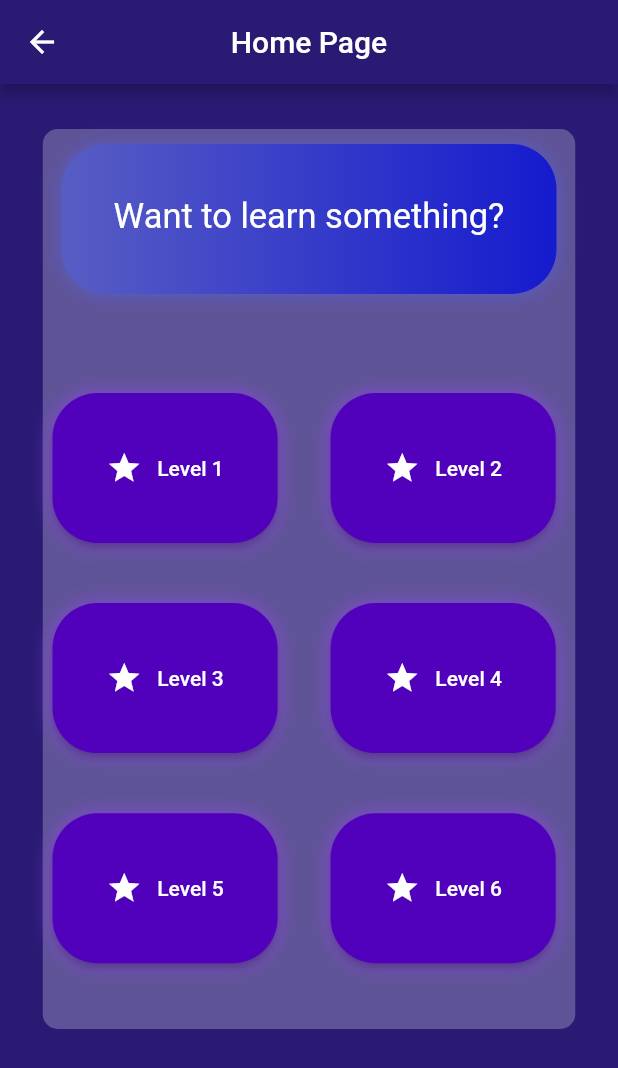
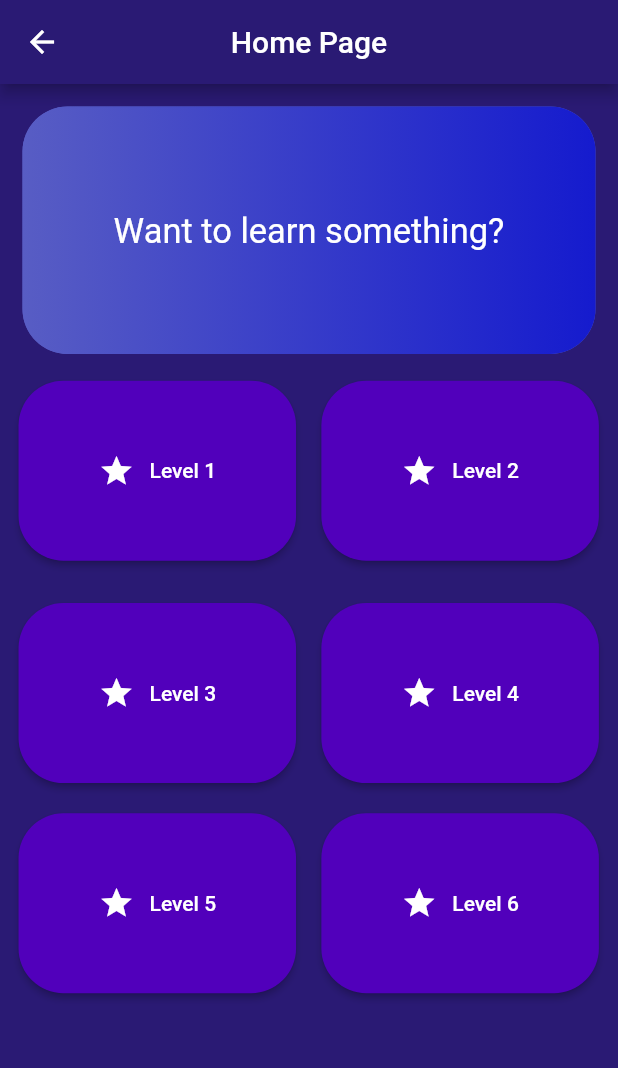
Before and after one commit to dr-programmer/HackTues8---TE-AM-new, a Flutter app: the myHomePage screen opened directly, on a phone screen of 412 x 824 dp. Shown: the top 1068 px of the screen. Run offline on Flutter 3.47's test engine with Material 2 defaults, Android fonts, the light colour scheme and no system bars; drawn by our look-alikes of flutter_bounceable; our stand-ins replace cloud_firestore, dismissible_page, firebase_auth, firebase_core; missing offline and left inert: circular_reveal_animation, page_flip_builder; accounts and stored records are empty.

Commit message:
Changes for the video.

```diff
--- a/sirius/lib/Widgets.dart/Widgets.dart
+++ b/sirius/lib/Widgets.dart/Widgets.dart
@@ -25,13 +25,6 @@ class HPButtons extends StatelessWidget {
             child: Container(
               decoration: BoxDecoration(
                 borderRadius: BorderRadius.circular(30),
-                boxShadow: const [
-                  BoxShadow(
-                    color: Color.fromARGB(255, 138, 75, 221),
-                    offset: Offset(0.0, 1.0), //(x,y)
-                    blurRadius: 10.0,
-                  ),
-                ],
               ),
               child: RaisedButton(
                 onPressed: onPressed,
--- a/sirius/lib/screens/homepage.dart
+++ b/sirius/lib/screens/homepage.dart
@@ -25,6 +25,8 @@ class _myHomePageState extends State<myHomePage> {
 
   @override
   Widget build(BuildContext context) {
+    double hmywidth = MediaQuery.of(context).size.width;
+    double hmyheight = MediaQuery.of(context).size.height;
     return GestureDetector(
       onHorizontalDragUpdate: ((details) {
         if (details.delta.dx < 0) {
@@ -48,61 +50,19 @@ class _myHomePageState extends State<myHomePage> {
                     Container(
                       color: Color.fromARGB(255, 42, 26, 116),
                     ),
-                    Center(
-                      child: Column(
-                        children: [
-                          const SizedBox(
-                            height: 30,
-                          ),
-                          Container(
-                            decoration: BoxDecoration(
-                              borderRadius: BorderRadius.circular(10),
-                              color: Colors.white.withOpacity(0.25),
-                            ),
-                            height: 600,
-                            width: 355,
-                            child: Column(
-                              children: const [
-                                SizedBox(
-                                  height: 150,
-                                ),
-                                /*
-                                Container(
-                                  height: 400,
-                                  width: 340,
-                                  decoration: BoxDecoration(
-                                      borderRadius: BorderRadius.circular(10),
-                                      gradient: LinearGradient(
-                                          begin: Alignment.topCenter,
-                                          end: Alignment.bottomCenter,
-                                          colors: [
-                                            Color.fromARGB(255, 144, 202, 250)
-                                                .withOpacity(0.8),
-                                            Color.fromARGB(255, 112, 114, 190)
-                                                .withOpacity(0.8),
-                                          ])),
-                                ),
-                                */
-                              ],
-                            ),
-                          ),
-                        ],
-                      ),
-                    ),
                   ],
                 ),
                 Center(
                   child: Column(
                     children: [
-                      const SizedBox(
-                        height: 40,
-                      ),
                       Bounceable(
                         onTap: () {
                           setState(() {
                             selected = !selected;
                           });
                         },
+                        child: Padding(
+                          padding: const EdgeInsets.all(15.0),
                           child: Container(
                             decoration: BoxDecoration(
                               gradient: const LinearGradient(
@@ -117,24 +77,22 @@ class _myHomePageState extends State<myHomePage> {
                               boxShadow: const [
                                 BoxShadow(
                                   color: Color.fromARGB(255, 88, 93, 196),
-                                offset: Offset(0.0, 1.0), //(x,y)
-                                blurRadius: 10.0,
                                 ),
                               ],
                             ),
                             child: SizedBox(
-                            height: 100,
-                            width: 330,
+                              height: 165,
+                              width: 390,
                               child: Column(
                                 children: const [
-                                SizedBox(
-                                  height: 35,
-                                ),
-                                Text(
+                                  Padding(
+                                    padding: EdgeInsets.fromLTRB(0, 70, 0, 10),
+                                    child: Text(
                                       "Want to learn something?",
                                       style: TextStyle(
                                         color: Colors.white,
                                         fontSize: 23,
+                                      ),
                                     ),
                                   ),
                                 ],
@@ -142,15 +100,16 @@ class _myHomePageState extends State<myHomePage> {
                             ),
                           ),
                         ),
+                      ),
                     ],
                   ),
                 ),
-                HPButtons("Level 6", 0.59, 0.535, 100, 150, _myFunction),
-                HPButtons("Level 5", 0.59, 0.085, 100, 150, _myFunction),
-                HPButtons("Level 4", 0.42, 0.535, 100, 150, _myFunction),
-                HPButtons("Level 3", 0.42, 0.085, 100, 150, _myFunction),
-                HPButtons("Level 2", 0.25, 0.535, 100, 150, _myFunction),
-                HPButtons("Level 1", 0.25, 0.085, 100, 150, _myFunction),
+                HPButtons("Level 6", 0.59, 0.520, 120, 185, _myFunction),
+                HPButtons("Level 5", 0.59, 0.030, 120, 185, _myFunction),
+                HPButtons("Level 4", 0.42, 0.520, 120, 185, _myFunction),
+                HPButtons("Level 3", 0.42, 0.030, 120, 185, _myFunction),
+                HPButtons("Level 2", 0.24, 0.520, 120, 185, _myFunction),
+                HPButtons("Level 1", 0.24, 0.030, 120, 185, _myFunction),
               ],
             ),
           ),
--- a/sirius/lib/screens/profile.dart
+++ b/sirius/lib/screens/profile.dart
@@ -70,7 +70,6 @@ class NinjaCard extends StatelessWidget {
                 children: [
                   Container(
                     color: Color.fromARGB(255, 42, 26, 116),
-                    child: SingleChildScrollView(
                     child: Stack(
                       children: [
                         Padding(
@@ -98,8 +97,8 @@ class NinjaCard extends StatelessWidget {
                                             radius: 40.0,
                                             backgroundColor: Color.fromARGB(
                                                 255, 110, 102, 199),
-                                              backgroundImage: AssetImage(
-                                                  'assets/thumb.jpg'),
+                                            backgroundImage:
+                                                AssetImage('assets/thumb.jpg'),
                                           ),
                                         ),
                                         const Divider(
@@ -193,7 +192,6 @@ class NinjaCard extends StatelessWidget {
                       ],
                     ),
                   ),
-                  ),
                   /*
                   Bounceable(
                     onTap: () {},
```
Also changed, not shown: Sirius_plakat.png (added), 1 other file. Lines whose indentation alone changed are shown as unchanged.
